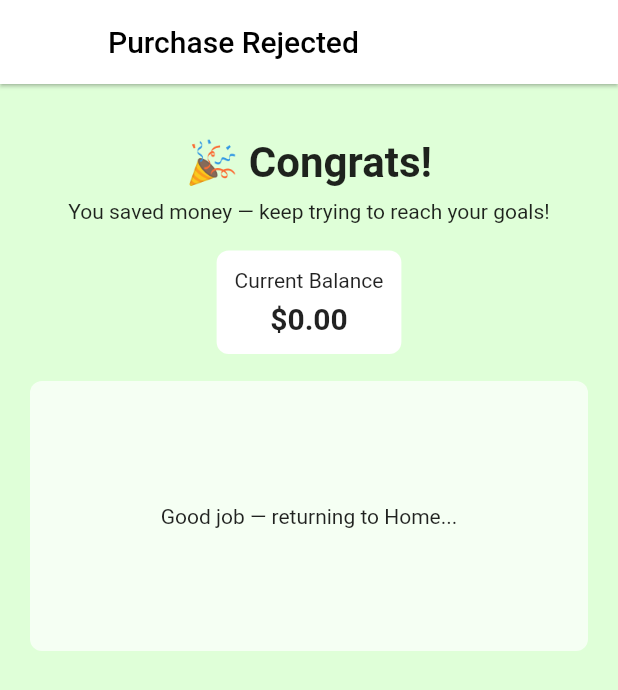
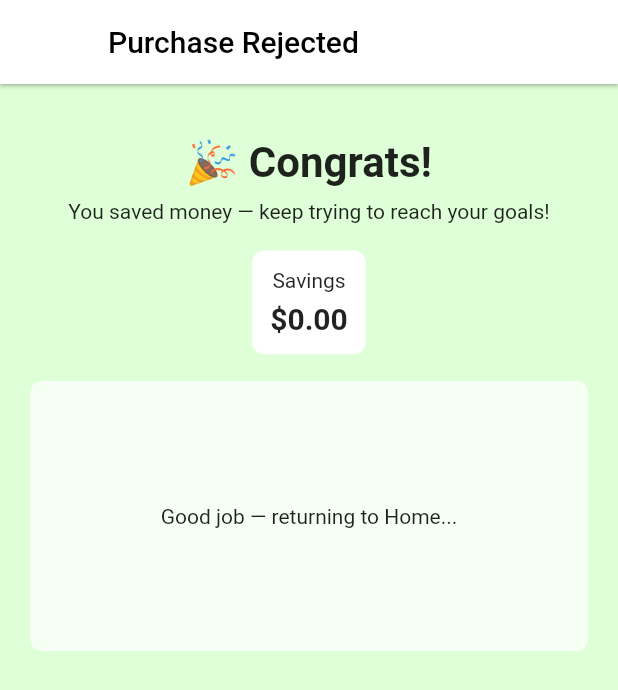
Before and after one commit to Alex141509/BudgetApp, a Flutter app: the PurchaseConfirmScreen screen opened by its route, after a tap on "Reject", on a phone screen of 412 x 824 dp. Shown: the top 690 px of the screen. Run offline on Flutter 3.47's test engine with Material 3 defaults, Android fonts, the phone set to English and light mode, and no system bars; our stand-ins replace confetti.

Commit message:
Final Touches

```diff
--- a/budgetapp/lib/models/budget_model.dart
+++ b/budgetapp/lib/models/budget_model.dart
@@ -35,6 +35,12 @@ class BudgetModel {
   final ValueNotifier<Map<String, double>> categoryTotals =
       ValueNotifier<Map<String, double>>({});
 
+  // savings shown on Home (start at 0 now)
+  final ValueNotifier<double> savings = ValueNotifier<double>(0.0);
+
+  // total amount user "rejected" (we'll add rejected amounts into savings)
+  final ValueNotifier<double> rejectedSavings = ValueNotifier<double>(0.0);
+
   void setBudget(double amount) {
     totalBudget.value = amount;
     remaining.value = amount - _sumPurchases();
@@ -46,6 +52,9 @@ class BudgetModel {
     remaining.value = 0.0;
     purchases.value = [];
     categoryTotals.value = {};
+    // clear savings on reset so fresh start = 0
+    savings.value = 0.0;
+    rejectedSavings.value = 0.0;
   }
 
   void addPurchase(String category, double amount, {String note = ''}) {
@@ -55,6 +64,12 @@ class BudgetModel {
     purchases.value = list;
     remaining.value = (remaining.value - amount);
     _recomputeCategories();
+  }
+
+  // called when the user *rejects* a purchase: we add that amount to savings
+  void addRejectedAmount(double amount) {
+    rejectedSavings.value = rejectedSavings.value + amount;
+    savings.value = savings.value + amount;
   }
 
   double _sumPurchases() {
@@ -83,7 +98,6 @@ class BudgetModel {
   }
 
   // Seed the historyPurchases with a few example "past month" purchases.
-  // Safe to call multiple times; it only seeds if empty.
   void seedHistoryIfEmpty() {
     if (historyPurchases.value.isNotEmpty) return;
     final now = DateTime.now();
--- a/budgetapp/lib/screens/finance.dart
+++ b/budgetapp/lib/screens/finance.dart
@@ -45,7 +45,7 @@ class _FinanceScreenState extends State<FinanceScreen> with SingleTickerProvider
             return Card(
               child: ListTile(
                 title: Text(e.key),
-                trailing: Text('\$${e.value.toStringAsFixed(2)}'),
+                trailing: Text('-\$${e.value.toStringAsFixed(2)}', style: const TextStyle(color: Colors.redAccent)),
               ),
             );
           }).toList(),
@@ -74,7 +74,7 @@ class _FinanceScreenState extends State<FinanceScreen> with SingleTickerProvider
               child: ListTile(
                 title: Text(p.category),
                 subtitle: Text(p.note.isNotEmpty ? p.note : _dateFormat.format(p.date)),
-                trailing: Text('\$${p.amount.toStringAsFixed(2)}'),
+                trailing: Text('-\$${p.amount.toStringAsFixed(2)}', style: const TextStyle(color: Colors.redAccent)),
               ),
             );
           },
--- a/budgetapp/lib/screens/purchase_confirm.dart
+++ b/budgetapp/lib/screens/purchase_confirm.dart
@@ -84,7 +84,9 @@ class PurchaseConfirmScreen extends StatelessWidget {
                   Expanded(
                     child: ElevatedButton(
                       onPressed: () {
-                        // Reject: do NOT deduct. Navigate to the "congrats you saved money" screen
+                        // Reject: do NOT deduct from remaining, but add the amount to savings
+                        budget.addRejectedAmount(amount);
+                        // Navigate to the "congrats you saved money" screen
                         Navigator.pushReplacementNamed(context, '/purchaseRejected');
                       },
                       style: ElevatedButton.styleFrom(
--- a/budgetapp/lib/screens/purchase_rejected.dart
+++ b/budgetapp/lib/screens/purchase_rejected.dart
@@ -1,5 +1,6 @@
 // lib/screens/purchase_rejected.dart
 import 'dart:async';
+
 import 'package:confetti/confetti.dart';
 import 'package:flutter/material.dart';
 import '../models/budget_model.dart';
@@ -24,7 +25,6 @@ class _PurchaseRejectedScreenState extends State<PurchaseRejectedScreen> {
 
     // After 2 seconds, navigate to Home
     Timer(const Duration(seconds: 2), () {
-      // replace stack and go to home
       Navigator.pushNamedAndRemoveUntil(context, '/home', (route) => false);
     });
   }
@@ -37,7 +37,6 @@ class _PurchaseRejectedScreenState extends State<PurchaseRejectedScreen> {
 
   @override
   Widget build(BuildContext context) {
-    final rem = budget.remaining.value;
     return Scaffold(
       backgroundColor: const Color(0xFFDFFFD8), // green-ish
       appBar: AppBar(
@@ -54,7 +53,10 @@ class _PurchaseRejectedScreenState extends State<PurchaseRejectedScreen> {
               alignment: Alignment.topCenter,
               child: Padding(
                 padding: const EdgeInsets.symmetric(vertical: 36.0, horizontal: 20),
-                child: Column(
+                child: ValueListenableBuilder<double>(
+                  valueListenable: budget.savings,
+                  builder: (context, saved, _) {
+                    return Column(
                       children: [
                         const Text('🎉 Congrats!', style: TextStyle(fontSize: 28, fontWeight: FontWeight.bold)),
                         const SizedBox(height: 8),
@@ -65,14 +67,13 @@ class _PurchaseRejectedScreenState extends State<PurchaseRejectedScreen> {
                           decoration: BoxDecoration(color: Colors.white, borderRadius: BorderRadius.circular(8)),
                           child: Column(
                             children: [
-                          const Text('Current Balance', style: TextStyle(fontSize: 14)),
+                              const Text('Savings', style: TextStyle(fontSize: 14)),
                               const SizedBox(height: 6),
-                          Text('\$${rem.toStringAsFixed(2)}', style: const TextStyle(fontSize: 20, fontWeight: FontWeight.bold)),
+                              Text('\$${saved.toStringAsFixed(2)}', style: const TextStyle(fontSize: 20, fontWeight: FontWeight.bold)),
                             ],
                           ),
                         ),
                         const SizedBox(height: 18),
-                    // small summary bar chart (reuses category totals)
                         Container(
                           height: 180,
                           padding: const EdgeInsets.all(12),
@@ -87,6 +88,8 @@ class _PurchaseRejectedScreenState extends State<PurchaseRejectedScreen> {
                           ),
                         ),
                       ],
+                    );
+                  },
                 ),
               ),
             ),
```
Also changed, not shown: budgetapp/lib/screens/home.dart (+43 -32 lines), 1 other file. Lines whose indentation alone changed are shown as unchanged.
